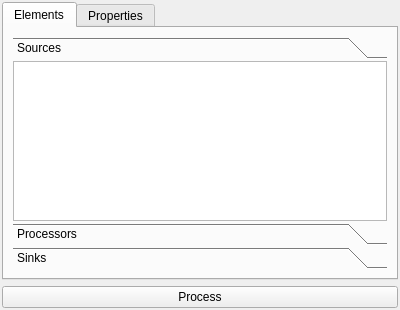
Before: the Qt Designer form branches/large_logic_refactoring/src/edr/src/plugins/newVdf/ui/TypesWindow.ui in mk4me/hm-mde-one, drawn with Qt 5.
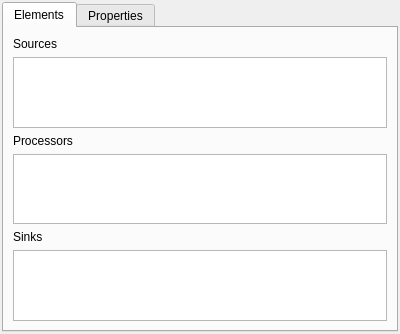
After: the same form once the commit is applied.

The edit to the form file:
```diff
--- a/branches/large_logic_refactoring/src/edr/src/plugins/newVdf/ui/TypesWindow.ui
+++ b/branches/large_logic_refactoring/src/edr/src/plugins/newVdf/ui/TypesWindow.ui
@@ -28,29 +28,12 @@
       </attribute>
       <layout class="QVBoxLayout" name="verticalLayout_2">
        <item>
-        <widget class="QToolBox" name="toolBox">
-         <property name="currentIndex">
-          <number>0</number>
-         </property>
-         <property name="tabSpacing">
-          <number>2</number>
-         </property>
-         <widget class="QWidget" name="sourcesPage">
-          <property name="geometry">
-           <rect>
-            <x>0</x>
-            <y>0</y>
-            <width>374</width>
-            <height>167</height>
-           </rect>
-          </property>
-          <attribute name="label">
+        <widget class="QLabel" name="label">
+         <property name="text">
            <string>Sources</string>
-          </attribute>
-          <layout class="QVBoxLayout" name="verticalLayout_3">
-           <property name="margin">
-            <number>0</number>
-           </property>
+         </property>
+        </widget>
+       </item>
            <item>
             <widget class="QListWidget" name="sourcesList">
              <property name="movement">
@@ -61,24 +44,13 @@
              </property>
             </widget>
            </item>
-          </layout>
-         </widget>
-         <widget class="QWidget" name="processorsPage">
-          <property name="geometry">
-           <rect>
-            <x>0</x>
-            <y>0</y>
-            <width>374</width>
-            <height>167</height>
-           </rect>
-          </property>
-          <attribute name="label">
+       <item>
+        <widget class="QLabel" name="label_2">
+         <property name="text">
            <string>Processors</string>
-          </attribute>
-          <layout class="QVBoxLayout" name="verticalLayout_4">
-           <property name="margin">
-            <number>0</number>
-           </property>
+         </property>
+        </widget>
+       </item>
            <item>
             <widget class="QListWidget" name="processorsList">
              <property name="movement">
@@ -89,24 +61,13 @@
              </property>
             </widget>
            </item>
-          </layout>
-         </widget>
-         <widget class="QWidget" name="sinksPage">
-          <property name="geometry">
-           <rect>
-            <x>0</x>
-            <y>0</y>
-            <width>374</width>
-            <height>167</height>
-           </rect>
-          </property>
-          <attribute name="label">
+       <item>
+        <widget class="QLabel" name="label_3">
+         <property name="text">
            <string>Sinks</string>
-          </attribute>
-          <layout class="QHBoxLayout" name="horizontalLayout">
-           <property name="margin">
-            <number>0</number>
-           </property>
+         </property>
+        </widget>
+       </item>
            <item>
             <widget class="QListWidget" name="sinksList">
              <property name="movement">
@@ -119,10 +80,6 @@
            </item>
           </layout>
          </widget>
-        </widget>
-       </item>
-      </layout>
-     </widget>
      <widget class="QWidget" name="propertiesTab">
       <attribute name="title">
        <string>Properties</string>
@@ -130,13 +87,6 @@
      </widget>
     </widget>
    </item>
-   <item>
-    <widget class="QPushButton" name="processButton">
-     <property name="text">
-      <string>Process</string>
-     </property>
-    </widget>
-   </item>
   </layout>
  </widget>
  <resources>
```
Lines whose indentation alone changed are shown as unchanged.
